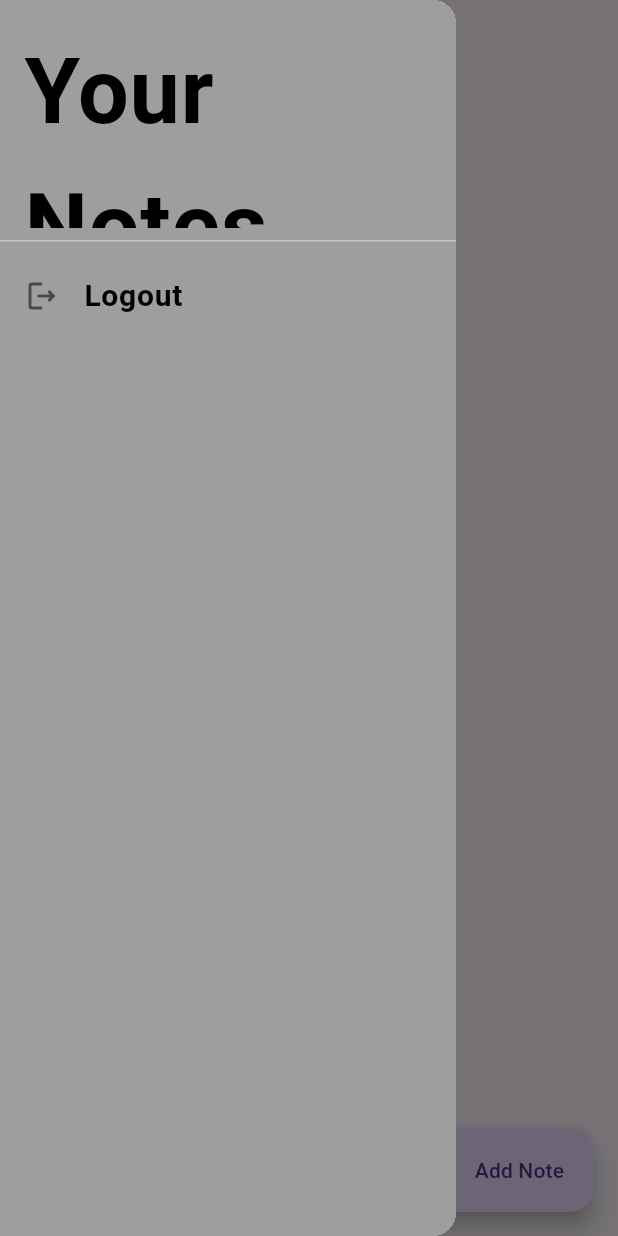
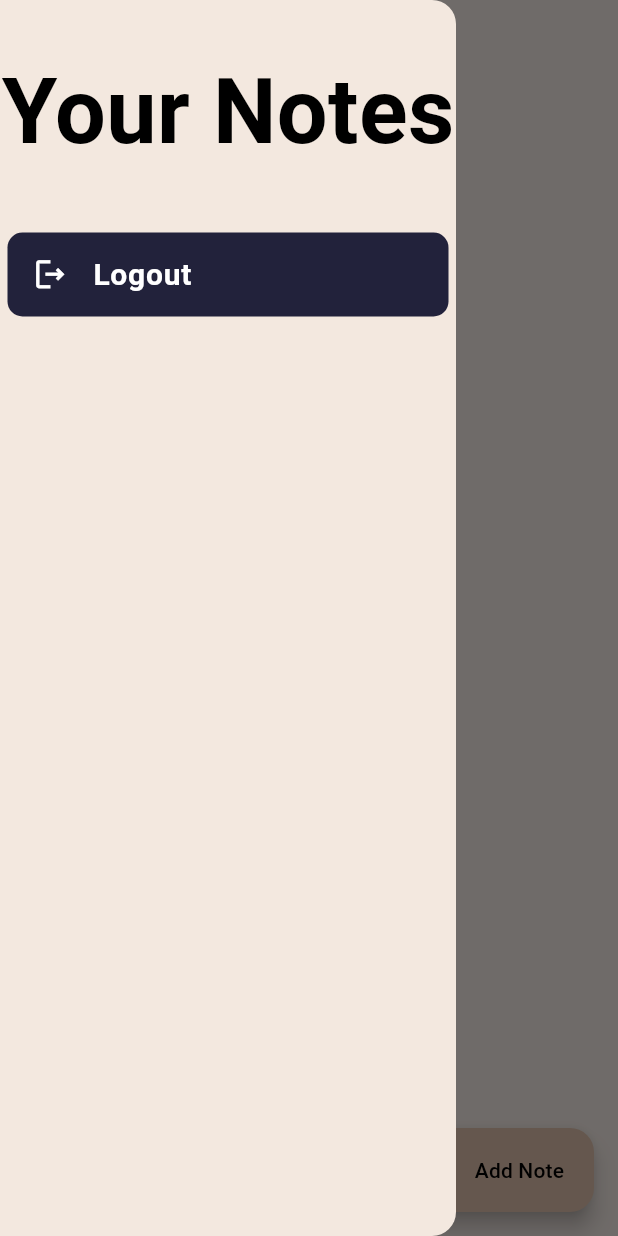
Before and after one commit to Devsonar19/My-Notes, a Flutter app: the NotesView screen opened directly, with the side drawer open, on a phone screen of 412 x 824 dp. Run offline on Flutter 3.47's test engine with Material 3 defaults, Android fonts, the phone set to English and light mode, and no system bars; our stand-ins replace bloc, cloud_firestore, equatable, firebase_auth, firebase_core, flutter_bloc and 3 more; accounts and stored records are empty.

Commit message:
better notes_list_view, improved colors

```diff
--- a/test_application/lib/views/notes/notes_view.dart
+++ b/test_application/lib/views/notes/notes_view.dart
@@ -1,6 +1,7 @@
 import 'package:flutter/material.dart';
 import 'package:flutter_bloc/flutter_bloc.dart';
 import 'package:google_fonts/google_fonts.dart';
+import 'package:hexcolor/hexcolor.dart';
 import 'package:test_application/services/cloud/cloud_note.dart';
 import 'package:test_application/services/cloud/firebase_cloud_storage.dart';
 import 'package:test_application/services/crud/notes_service.dart';
@@ -40,14 +41,26 @@ class _NotesViewState extends State<NotesView> {
   @override
   Widget build(BuildContext context) {
     return Scaffold(
-      appBar: AppBar(),
+      backgroundColor: HexColor('f2e9e4'),
+      appBar: AppBar(
+        backgroundColor: HexColor('f2e9e4'),
+      ),
       drawer: Drawer(
+        backgroundColor: HexColor('F3E8DF'),
         child: Container(
-          color: Colors.grey,
+          color: Colors.transparent,
           child: ListView(
               children: [
                 Center(
-                  child: DrawerHeader(
+                  child: Container(
+                      height: 150,
+                      width: double.infinity,
+                      alignment: Alignment.center,
+                      decoration: BoxDecoration(
+                        border: Border(
+                          bottom: BorderSide.none,
+                        ),
+                      ),
                       child: Text(
                           'Your Notes',
                         style: TextStyle(
@@ -56,20 +69,30 @@ class _NotesViewState extends State<NotesView> {
                           color: Colors.black,
                           fontFamily: GoogleFonts.ooohBaby().fontFamily,
                         )
-                      )
                       ),
                   ),
-                ListTile(
-                    leading: Icon(Icons.logout_outlined),
+                ),
+                SizedBox(
+                  child: Padding(
+                    padding: const EdgeInsets.all(5.0),
+                    child: ListTile(
+                        leading: Icon(
+                            Icons.logout_outlined,
+                            color: Colors.white,
+                            size: 25,
+                        ),
                         title: Text(
                             'Logout',
                             style: TextStyle(
                               fontSize: 20,
                               fontWeight: FontWeight.bold,
-                          color: Colors.black,
+                              color: Colors.white,
                             )
                         ),
-
+                        tileColor: HexColor('22223b'),
+                        shape: RoundedRectangleBorder(
+                          borderRadius: BorderRadius.circular(10),
+                        ),
                         onTap: () async {
                           final shouldLogout = await showLogOutDialog(context);
                           if (shouldLogout) {
@@ -79,6 +102,9 @@ class _NotesViewState extends State<NotesView> {
                           }
                         }
                     ),
+                  ),
+                ),
+
               ],
           ),
         )
@@ -89,6 +115,8 @@ class _NotesViewState extends State<NotesView> {
         },
         icon: const Icon(Icons.add),
         label: const Text('Add Note'),
+        backgroundColor: HexColor('ddbea9'),
+        foregroundColor: Colors.black,
       ),
       body: StreamBuilder(
         stream: _notesService.allNotes(ownerUserId: userId),
```
Also changed, not shown: test_application/lib/views/notes/notes_list_view.dart (+6 -14 lines). Lines whose indentation alone changed are shown as unchanged.
